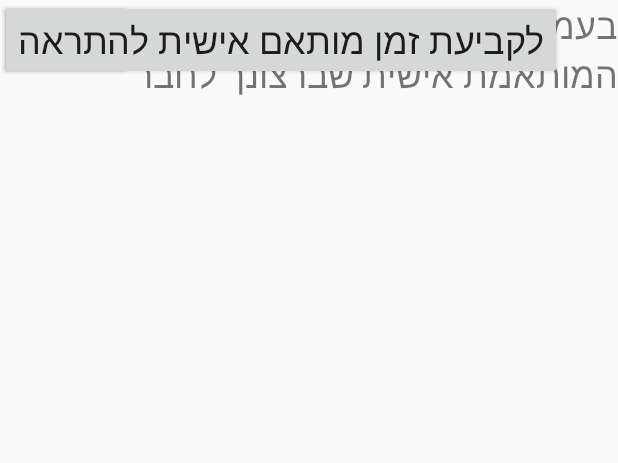
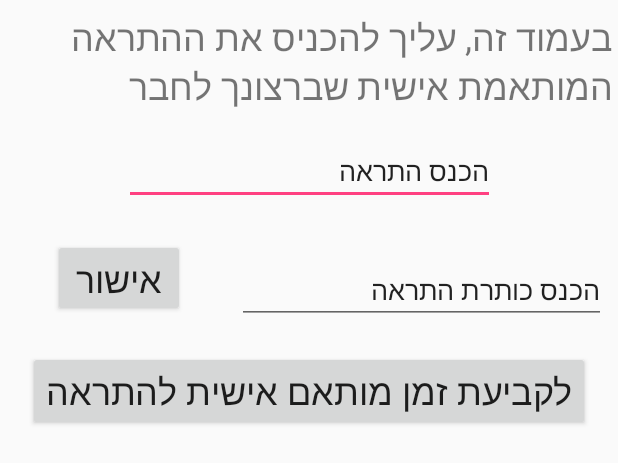
Before and after one commit to rotem740/Shift, an Android app: the layout activity_set_alert.xml on its own in the app's theme, with its tools: preview values and no code run, on a phone screen of 412 x 824 dp. Shown: the top 463 px of the screen. Run offline under Robolectric (Android 15) with nearby library versions, the phone set to English and light mode, and no system bars.

Commit message:
General Update

```diff
--- a/app/build.gradle
+++ b/app/build.gradle
@@ -16,7 +16,7 @@ android {
             proguardFiles getDefaultProguardFile('proguard-android.txt'), 'proguard-rules.pro'
         }
     }
-    buildToolsVersion '26.0.2'
+    buildToolsVersion '27.0.3'
 }
 
 dependencies {
--- a/app/src/main/AndroidManifest.xml
+++ b/app/src/main/AndroidManifest.xml
@@ -10,14 +10,12 @@
         android:supportsRtl="true"
         android:theme="@style/AppTheme">
         <activity android:name=".MainActivity">
-
         </activity>
         <activity android:name=".SignUpActivity" />
         <activity android:name=".InterestsActivity" />
         <activity android:name=".HomePageActivity" />
-        <activity android:name=".prefrencesChangesActivity">
-
-            <intent-filter>
+        <activity android:name=".AddPersonalTime">
+            <intent-filter >
                 <action android:name="android.intent.action.MAIN" />
 
                 <category android:name="android.intent.category.LAUNCHER" />
--- a/app/src/main/res/layout/activity_set_alert.xml
+++ b/app/src/main/res/layout/activity_set_alert.xml
@@ -1,6 +1,7 @@
 <?xml version="1.0" encoding="utf-8"?>
 <android.support.constraint.ConstraintLayout
     xmlns:android="http://schemas.android.com/apk/res/android"
+    xmlns:app="http://schemas.android.com/apk/res-auto"
     xmlns:tools="http://schemas.android.com/tools"
     android:layout_width="match_parent"
     android:layout_height="match_parent">
@@ -9,38 +10,85 @@
         android:id="@+id/textView"
         android:layout_width="wrap_content"
         android:layout_height="75dp"
+        android:layout_marginEnd="8dp"
+        android:layout_marginTop="8dp"
         android:text="בעמוד זה, עליך להכניס את ההתראה המותאמת אישית שברצונך לחבר"
         android:textSize="24sp"
-        tools:layout_editor_absoluteX="4dp"
-        tools:layout_editor_absoluteY="0dp" />
+        app:layout_constraintEnd_toEndOf="parent"
+        app:layout_constraintStart_toStartOf="parent"
+        app:layout_constraintTop_toTopOf="parent" />
 
     <EditText
         android:id="@+id/editText"
         android:layout_width="247dp"
         android:layout_height="wrap_content"
+        android:layout_marginEnd="8dp"
+        android:layout_marginStart="8dp"
+        android:layout_marginTop="8dp"
         android:ems="10"
         android:inputType="textPersonName"
         android:text="הכנס התראה"
-        tools:layout_editor_absoluteX="148dp"
-        tools:layout_editor_absoluteY="128dp" />
+        app:layout_constraintEnd_toEndOf="parent"
+        app:layout_constraintStart_toStartOf="parent"
+        app:layout_constraintTop_toBottomOf="@+id/textView" />
 
     <Button
         android:id="@+id/button2"
         android:layout_width="wrap_content"
-        android:layout_height="wrap_content"
+        android:layout_height="52dp"
+        android:layout_marginBottom="8dp"
+        android:layout_marginEnd="8dp"
+        android:layout_marginStart="8dp"
+        android:layout_marginTop="8dp"
         android:onClick="addD"
         android:text="אישור"
         android:textSize="24sp"
-        tools:layout_editor_absoluteX="42dp"
-        tools:layout_editor_absoluteY="128dp" />
+        app:layout_constraintBottom_toTopOf="@+id/button3"
+        app:layout_constraintEnd_toStartOf="@+id/editText2"
+        app:layout_constraintStart_toStartOf="parent"
+        app:layout_constraintTop_toBottomOf="@+id/editText" />
 
     <Button
         android:id="@+id/button3"
         android:layout_width="wrap_content"
         android:layout_height="wrap_content"
+        android:layout_marginBottom="8dp"
+        android:layout_marginEnd="8dp"
+        android:layout_marginStart="8dp"
         android:onClick="moveToTime"
         android:text="לקביעת זמן מותאם אישית להתראה"
         android:textSize="24sp"
-        tools:layout_editor_absoluteX="16dp"
-        tools:layout_editor_absoluteY="238dp" />
+        app:layout_constraintBottom_toTopOf="@+id/constraintLayout"
+        app:layout_constraintEnd_toEndOf="parent"
+        app:layout_constraintStart_toStartOf="parent" />
+
+    <EditText
+        android:id="@+id/editText2"
+        android:layout_width="246dp"
+        android:layout_height="wrap_content"
+        android:layout_marginBottom="8dp"
+        android:layout_marginEnd="8dp"
+        android:layout_marginTop="24dp"
+        android:ems="10"
+        android:inputType="textPersonName"
+        android:text="הכנס כותרת התראה"
+        app:layout_constraintBottom_toTopOf="@+id/button3"
+        app:layout_constraintEnd_toEndOf="parent"
+        app:layout_constraintTop_toBottomOf="@+id/editText" />
+
+    <android.support.constraint.ConstraintLayout
+        android:id="@+id/constraintLayout"
+        android:layout_width="395dp"
+        android:layout_height="370dp"
+        android:layout_marginBottom="8dp"
+        android:layout_marginEnd="8dp"
+        android:layout_marginStart="8dp"
+        android:layout_marginTop="8dp"
+        app:layout_constraintBottom_toBottomOf="parent"
+        app:layout_constraintEnd_toEndOf="parent"
+        app:layout_constraintStart_toStartOf="parent"
+        app:layout_constraintTop_toBottomOf="@+id/editText">
+
+    </android.support.constraint.ConstraintLayout>
+
 </android.support.constraint.ConstraintLayout>
```
Also changed, not shown: app/src/main/java/com/kalay/shift/shift/AddPersonalTime.java (+32 -25 lines), app/src/main/java/com/kalay/shift/shift/Alert.java (+12 -2 lines), app/src/main/java/com/kalay/shift/shift/AlertsSaver.java (+23 -17 lines), app/src/main/java/com/kalay/shift/shift/FieldsOfInterest.java (+10 -0 lines), app/src/main/java/com/kalay/shift/shift/LocalService.java (+30 -54 lines), app/src/main/java/com/kalay/shift/shift/SetAlert.java (+10 -5 lines), app/src/main/java/com/kalay/shift/shift/SharedPreferencesManager.java (+20 -2 lines).
